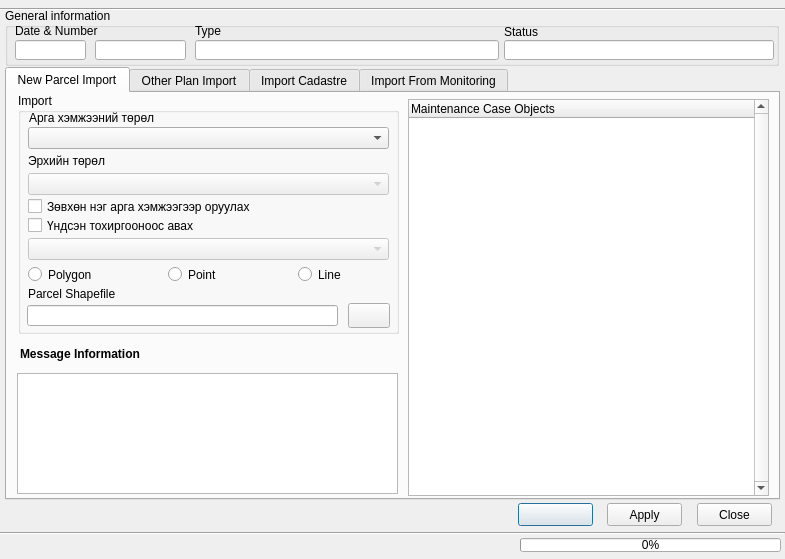
Before: the Qt Designer form view/PlanCaseDialog.ui in teamlm2/lm2_mgis, drawn with Qt 5.
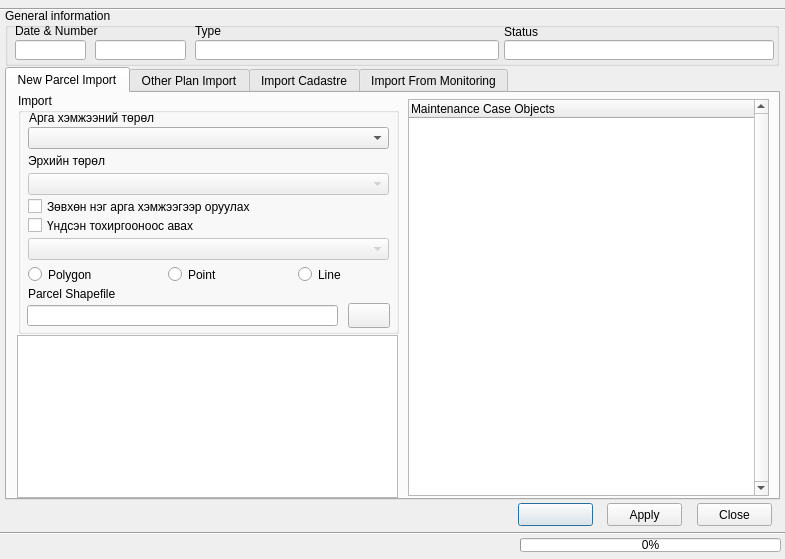
After: the same form once the commit is applied. Icons and pictures are not drawn.

Patch:
```diff
--- a/view/PlanCaseDialog.ui
+++ b/view/PlanCaseDialog.ui
@@ -430,7 +430,7 @@
        <x>13</x>
        <y>240</y>
        <width>377</width>
-       <height>41</height>
+       <height>16</height>
       </rect>
      </property>
      <property name="font">
@@ -447,11 +447,14 @@
      <property name="geometry">
       <rect>
        <x>10</x>
-       <y>280</y>
+       <y>242</y>
        <width>381</width>
-       <height>121</height>
+       <height>163</height>
       </rect>
      </property>
+     <property name="readOnly">
+      <bool>true</bool>
+     </property>
     </widget>
    </widget>
    <widget class="QWidget" name="tab_2">
```
